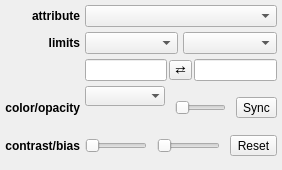
First picture: the form in glue/viewers/image/qt/layer_style_editor.ui, repository glue-viz/glue, before the edit.
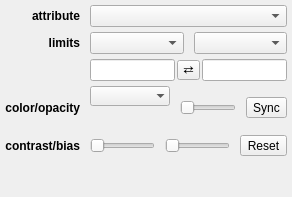
Second picture: the form after the edit. Custom widgets are drawn as their Qt base class.

Commit message: Improvements to UI for default built-in viewers: the viewer and layer options have now been improved, limits are in a separate tab since they are less likely to be used, and this also removes the idea of a 'style' in the scatter plot and instead adds Line as another tab

Diff of the .ui file:
```diff
--- a/glue/viewers/image/qt/layer_style_editor.ui
+++ b/glue/viewers/image/qt/layer_style_editor.ui
@@ -6,8 +6,8 @@
    <rect>
     <x>0</x>
     <y>0</y>
-    <width>282</width>
-    <height>170</height>
+    <width>292</width>
+    <height>197</height>
    </rect>
   </property>
   <property name="windowTitle">
@@ -17,7 +17,19 @@
    <property name="margin">
     <number>5</number>
    </property>
-   <property name="spacing">
+   <property name="topMargin">
+    <number>5</number>
+   </property>
+   <property name="rightMargin">
+    <number>5</number>
+   </property>
+   <property name="bottomMargin">
+    <number>5</number>
+   </property>
+   <property name="horizontalSpacing">
+    <number>10</number>
+   </property>
+   <property name="verticalSpacing">
     <number>5</number>
    </property>
    <item row="0" column="1" colspan="2">
@@ -265,6 +277,19 @@
      </property>
     </widget>
    </item>
+   <item row="11" column="1" colspan="2">
+    <spacer name="horizontalSpacer">
+     <property name="orientation">
+      <enum>Qt::Horizontal</enum>
+     </property>
+     <property name="sizeHint" stdset="0">
+      <size>
+       <width>40</width>
+       <height>5</height>
+      </size>
+     </property>
+    </spacer>
+   </item>
   </layout>
  </widget>
  <customwidgets>
```
Left out of the diff: 2 changed lines with no effect on the pictures. The commit also changes 14 other files.
